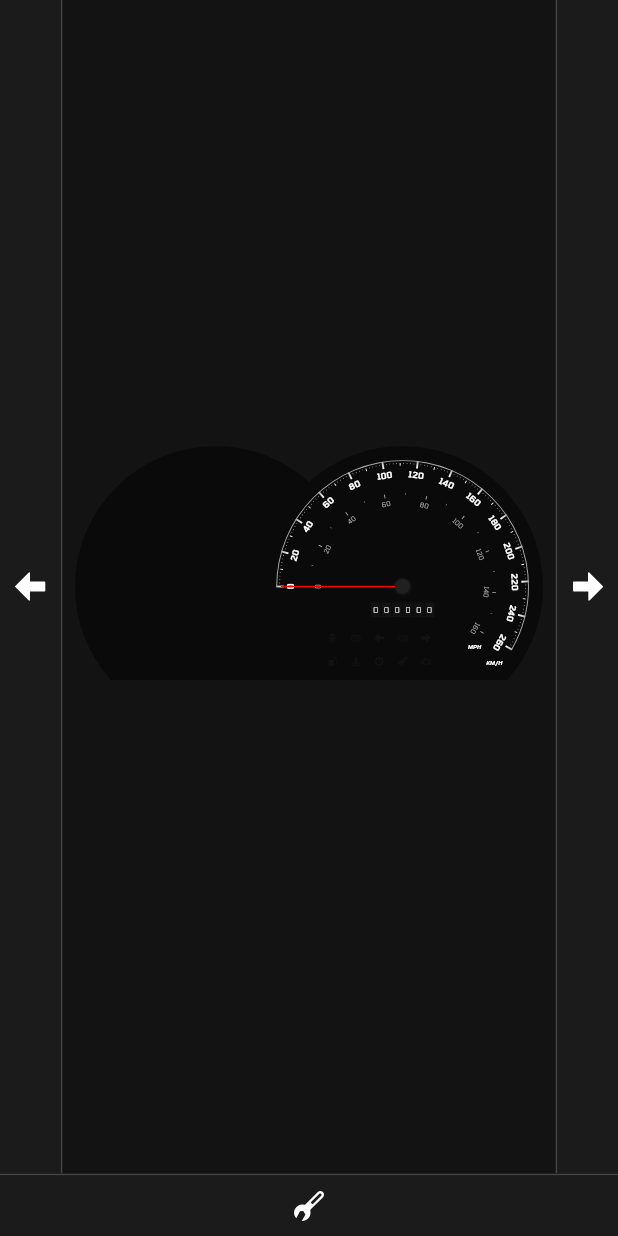
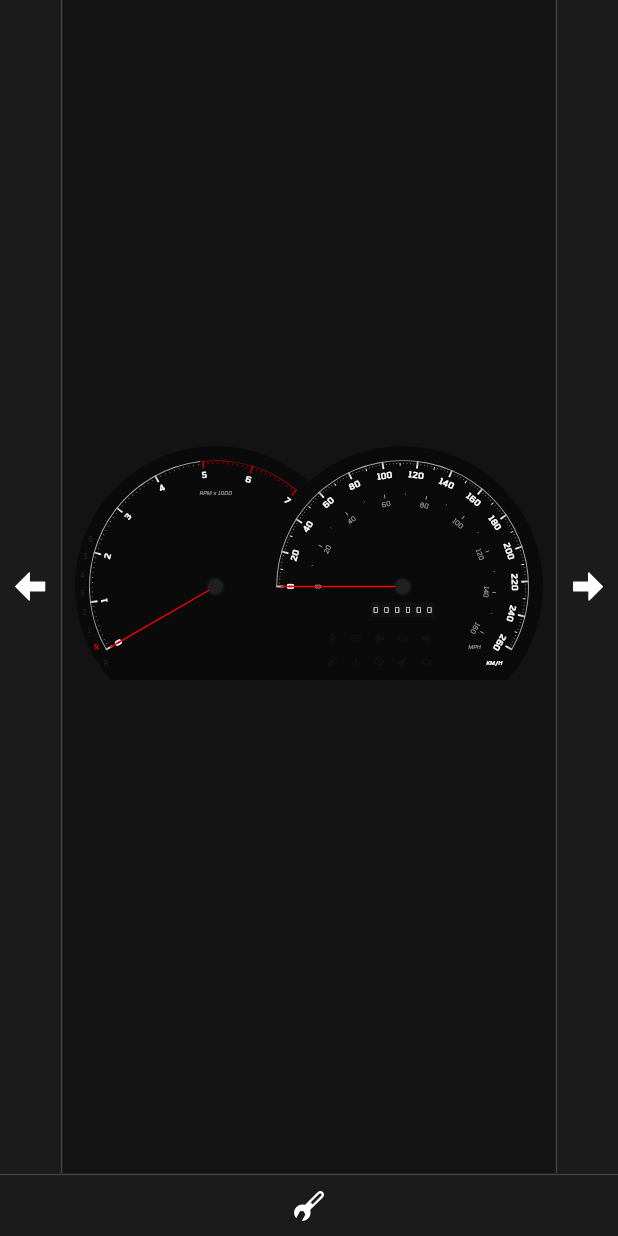
Before and after one commit to darius-calugar/Gauge-Cluster, a Flutter app: the screen it shows after launch, on a phone screen of 412 x 824 dp. Run offline on Flutter 3.47's test engine with Material 3 defaults, Android fonts, the phone set to English and light mode, and no system bars; our stand-ins replace equatable, flutter_bloc, flutter_svg.

Commit message:
refactor: Migrate brawn rev gauge to v2

```diff
--- a/gauge_cluster/lib/components/gauge_v2/models/gauge_part_shape.dart
+++ b/gauge_cluster/lib/components/gauge_v2/models/gauge_part_shape.dart
@@ -18,6 +18,18 @@ sealed class GaugePartShape extends Equatable {
 final class GaugePartPointShape extends GaugePartShape {
   GaugePartPointShape({required double radius, required Angle angle})
     : getPoint = ((circle) => CirclePoint(radius: radius, angle: angle));
+
+  GaugePartPointShape.inset({
+    double? innerInset,
+    double? outerInset,
+    required Angle angle,
+  }) : getPoint =
+           ((circle) => CirclePoint.inset(
+             circle: circle,
+             innerInset: innerInset,
+             outerInset: outerInset,
+             angle: angle,
+           ));
 
   GaugePartPointShape.raw(CirclePoint point) : getPoint = ((_) => point);
 
--- a/gauge_cluster/lib/examples/1_brawn/gauge_cluster.dart
+++ b/gauge_cluster/lib/examples/1_brawn/gauge_cluster.dart
@@ -1,5 +1,6 @@
 import 'package:flutter/material.dart';
 import 'package:flutter_bloc/flutter_bloc.dart';
+import 'package:gauge_cluster/examples/1_brawn/rev_gauge.dart';
 import 'package:gauge_cluster/examples/1_brawn/speed_gauge.dart';
 import 'package:gauge_cluster/utils/app_colors.dart';
 import 'package:gauge_cluster/blocs/car/car_cubit.dart';
@@ -19,6 +20,7 @@ class BrawnGaugeCluster extends StatelessWidget {
       child: Stack(
         children: [
           Positioned.fill(left: null, child: BrawnSpeedGauge()),
+          Positioned.fill(right: null, child: BrawnRevGauge()),
           Positioned(
             bottom: 290,
             right: 450,
--- /dev/null
+++ b/gauge_cluster/lib/examples/1_brawn/rev_gauge.dart
@@ -0,0 +1,163 @@
+import 'package:flutter/material.dart';
+import 'package:flutter_bloc/flutter_bloc.dart';
+import 'package:gauge_cluster/utils/app_colors.dart';
+import 'package:gauge_cluster/blocs/car/car_cubit.dart';
+import 'package:gauge_cluster/components/gauge_v2/gauge.dart';
+import 'package:gauge_cluster/utils/math/circle/circle.dart';
+import 'package:gauge_cluster/utils/math/circle/circle_slice.dart';
+import 'package:gauge_cluster/utils/math/units/angle.dart';
+
+class BrawnRevGauge extends StatelessWidget {
+  const BrawnRevGauge({super.key});
+
+  static Circle circle = Circle(radius: 300);
+
+  @override
+  Widget build(BuildContext context) {
+    final carState = context.watch<CarCubit>().state;
+
+    final slice = CircleSlice(startAngle: -210.deg, endAngle: -50.deg);
+    final redlineSlice = CircleSlice(
+      startAngle: slice.atRatio(carState.redlineRatio),
+      endAngle: -50.deg,
+    );
+
+    final steps = (carState.maxRevs.toRpm ~/ 100) + 1;
+    final stepAngleSweep = slice.sweepAngle / (steps - 1);
+
+    final redlineStep = carState.redline.toRpm ~/ 100;
+    final redlineStepSnapped = (redlineStep / 10).round() * 10;
+
+    return Gauge(
+      circle: circle,
+      parts: [
+        // RPM legend
+        GaugePart(
+          shape: GaugePartPointShape.inset(outerInset: 100, angle: Angle.top),
+          child: Text(
+            'RPM x 1000',
+            style: TextStyle(
+              fontSize: 12,
+              color: AppColors.white2,
+              fontWeight: FontWeight.w400,
+              fontStyle: FontStyle.italic,
+            ),
+          ),
+        ),
+
+        // Border
+        GaugePart(
+          shape: GaugePartSectorShape.inset(
+            outerInset: 30,
+            thickness: 2,
+            startAngle: slice.startAngle,
+            endAngle: redlineSlice.startAngle - stepAngleSweep / 2,
+          ),
+          fill: GaugePartSolidFill(color: AppColors.white2),
+        ),
+        GaugePart(
+          shape: GaugePartSectorShape.inset(
+            outerInset: 30,
+            thickness: 2,
+            startAngle: redlineSlice.startAngle,
+            endAngle: redlineSlice.endAngle,
+          ),
+          fill: GaugePartSolidFill(color: AppColors.red2),
+        ),
+
+        for (var step = 0; step < steps; step++)
+          if (step % 10 == 0) ...[
+            // Steps
+            GaugePart(
+              shape: GaugePartRectShape.inset(
+                outerInset: 30,
+                thickness: 16,
+                width: 4,
+                angle: slice.startAngle + stepAngleSweep * step,
+              ),
+              fill:
+                  step < redlineStepSnapped
+                      ? GaugePartLinearGradientFill(
+                        colors: [AppColors.white1, AppColors.white2],
+                      )
+                      : GaugePartSolidFill(color: AppColors.red2),
+            ),
+            // Step labels
+            GaugePart(
+              shape: GaugePartPointShape.inset(
+                outerInset: 60,
+                angle: slice.startAngle + stepAngleSweep * step,
+              ),
+              isRotated: true,
+              child: Text(
+                '${step ~/ 10}',
+                style: TextStyle(fontWeight: FontWeight.w600, fontSize: 18),
+              ),
+            ),
+          ] else if (step < redlineStepSnapped)
+            // Quarter-steps
+            GaugePart(
+              shape: GaugePartRectShape.inset(
+                outerInset: 36,
+                thickness: 2,
+                width: 1,
+                angle: slice.startAngle + stepAngleSweep * step,
+              ),
+              fill: GaugePartSolidFill(color: AppColors.white1),
+            )
+          else
+            // Redline Quarter-steps
+            GaugePart(
+              shape: GaugePartRectShape.inset(
+                outerInset: 34,
+                thickness: 4,
+                width: 2,
+                angle: slice.startAngle + stepAngleSweep * step,
+              ),
+              fill: GaugePartSolidFill(color: AppColors.red2),
+            ),
+
+        // Gears
+        for (var gear = carState.minGears; gear <= carState.maxGears; gear++)
+          GaugePart(
+            shape: GaugePartPointShape.inset(
+              outerInset: 15,
+              angle: 145.deg + 8.deg * (gear + 1),
+            ),
+            child: Text(
+              switch (gear) {
+                < 0 => 'R',
+                0 => 'N',
+                _ => '$gear',
+              },
+              style: TextStyle(
+                color:
+                    gear == carState.gear ? AppColors.red1 : AppColors.black3,
+                fontWeight: FontWeight.w600,
+              ),
+            ),
+          ),
+
+        // Knob base
+        GaugePart(
+          shape: GaugePartSectorShape(outerRadius: 20),
+          fill: GaugePartSolidFill(color: AppColors.black2),
+        ),
+        // Pin
+        GaugePart(
+          shape: GaugePartRectShape.inset(
+            width: 3,
+            outerInset: 40,
+            angle: slice.atRatio(carState.revsRatio),
+          ),
+          fill: GaugePartSolidFill(color: AppColors.red1),
+        ),
+        // Knob
+        GaugePart(
+          shape: GaugePartSectorShape(outerRadius: 16),
+          fill: GaugePartSolidFill(color: AppColors.black3),
+        ),
+      ],
+    );
+  }
+}
--- a/gauge_cluster/lib/examples/1_brawn/speed_gauge.dart
+++ b/gauge_cluster/lib/examples/1_brawn/speed_gauge.dart
@@ -5,6 +5,7 @@ import 'package:gauge_cluster/components/gauge_v2/gauge.dart';
 import 'package:gauge_cluster/components/mileage/mileage.dart';
 import 'package:gauge_cluster/utils/app_colors.dart';
 import 'package:gauge_cluster/utils/math/circle/circle.dart';
+import 'package:gauge_cluster/utils/math/circle/circle_slice.dart';
 import 'package:gauge_cluster/utils/math/units/angle.dart';
 
 class BrawnSpeedGauge extends StatelessWidget {
@@ -16,26 +17,23 @@ class BrawnSpeedGauge extends StatelessWidget {
   Widget build(BuildContext context) {
     final carState = context.watch<CarCubit>().state;
 
-    final startAngle = -180.0.deg;
-    final endAngle = 30.0.deg;
-    final sweepAngle = endAngle - startAngle;
+    final slice = CircleSlice(startAngle: -180.deg, endAngle: 30.deg);
 
     final outerSteps = carState.maxSpeed.toKmh ~/ 2 + 1;
-    final outerStepAngleSweep = sweepAngle / (outerSteps - 1);
+    final outerStepAngleSweep = slice.sweepAngle / (outerSteps - 1);
 
     final innerSteps = carState.maxSpeed.toMph ~/ 10 + 1;
-    final innerStepAngleSweep = sweepAngle / (innerSteps - 1);
+    final innerStepAngleSweep = slice.sweepAngle / (innerSteps - 1);
 
     return Gauge(
       circle: circle,
       parts: [
         // KMH
         GaugePart(
-          shape: GaugePartPointShape(
-            radius: circle.radius - 45,
-            angle: endAngle + 10.deg,
+          shape: GaugePartPointShape.inset(
+            outerInset: 45,
+            angle: slice.endAngle + 10.deg,
           ),
-          isRotated: false,
           child: Text(
             'KM/H',
             style: TextStyle(
@@ -51,8 +49,8 @@ class BrawnSpeedGauge extends StatelessWidget {
           shape: GaugePartSectorShape.inset(
             outerInset: 30,
             thickness: 2,
-            startAngle: startAngle,
-            sweepAngle: sweepAngle,
+            startAngle: slice.startAngle,
+            sweepAngle: slice.sweepAngle,
           ),
           fill: GaugePartSolidFill(color: AppColors.white2),
         ),
@@ -64,7 +62,7 @@ class BrawnSpeedGauge extends StatelessWidget {
                 outerInset: 30,
                 thickness: 16,
                 width: 4,
-                angle: startAngle + outerStepAngleSweep * step,
+                angle: slice.startAngle + outerStepAngleSweep * step,
               ),
               fill: GaugePartLinearGradientFill(
                 colors: [AppColors.white1, AppColors.white2],
@@ -72,9 +70,9 @@ class BrawnSpeedGauge extends StatelessWidget {
             ),
             // Step labels
             GaugePart(
-              shape: GaugePartPointShape(
-                radius: circle.radius - 60,
-                angle: startAngle + outerStepAngleSweep * step,
+              shape: GaugePartPointShape.inset(
+                outerInset: 60,
+                angle: slice.startAngle + outerStepAngleSweep * step,
               ),
               isRotated: true,
               child: Text(
@@ -93,7 +91,7 @@ class BrawnSpeedGauge extends StatelessWidget {
                 outerInset: 36,
                 thickness: 6,
                 width: 2,
-                angle: startAngle + outerStepAngleSweep * step,
+                angle: slice.startAngle + outerStepAngleSweep * step,
               ),
               fill: GaugePartSolidFill(color: AppColors.white1),
             )
@@ -104,24 +102,24 @@ class BrawnSpeedGauge extends StatelessWidget {
                 outerInset: 36,
                 thickness: 2,
                 width: 1,
-                angle: startAngle + outerStepAngleSweep * step,
+                angle: slice.startAngle + outerStepAngleSweep * step,
               ),
               fill: GaugePartSolidFill(color: AppColors.white1),
             ),
 
         // MPH
         GaugePart(
-          shape: GaugePartPointShape(
-            radius: circle.radius - 100,
-            angle: endAngle + 10.deg,
+          shape: GaugePartPointShape.inset(
+            outerInset: 100,
+            angle: slice.endAngle + 10.deg,
           ),
           isRotated: false,
           child: Text(
             'MPH',
             style: TextStyle(
               fontSize: 12,
-              fontWeight: FontWeight.w600,
-              color: AppColors.white1,
+              fontWeight: FontWeight.w400,
+              color: AppColors.white2,
               fontStyle: FontStyle.italic,
             ),
           ),
@@ -134,15 +132,15 @@ class BrawnSpeedGauge extends StatelessWidget {
                 outerInset: 100,
                 thickness: 8,
                 width: 2,
-                angle: startAngle + innerStepAngleSweep * step,
+                angle: slice.startAngle + innerStepAngleSweep * step,
               ),
               fill: GaugePartSolidFill(color: AppColors.white2),
             ),
             // Step labels
             GaugePart(
-              shape: GaugePartPointShape(
-                radius: circle.radius - 120,
-                angle: startAngle + innerStepAngleSweep * step,
+              shape: GaugePartPointShape.inset(
+                outerInset: 120,
+                angle: slice.startAngle + innerStepAngleSweep * step,
               ),
               isRotated: true,
               child: Text(
@@ -161,7 +159,7 @@ class BrawnSpeedGauge extends StatelessWidget {
                 outerInset: 100,
                 thickness: 4,
                 width: 1,
-                angle: startAngle + innerStepAngleSweep * step,
+                angle: slice.startAngle + innerStepAngleSweep * step,
               ),
               fill: GaugePartSolidFill(color: AppColors.white2),
             ),
@@ -182,7 +180,7 @@ class BrawnSpeedGauge extends StatelessWidget {
           shape: GaugePartRectShape.inset(
             width: 3,
             outerInset: 40,
-            angle: Angle.lerp(startAngle, endAngle, carState.speedRatio),
+            angle: slice.atRatio(carState.speedRatio),
           ),
           fill: GaugePartSolidFill(color: AppColors.red1),
         ),
--- a/gauge_cluster/lib/examples/e1/rev_gauge.dart
+++ b/gauge_cluster/lib/examples/e1/rev_gauge.dart
@@ -15,7 +15,7 @@ class E1RevGauge extends StatelessWidget {
     final carState = context.watch<CarCubit>().state;
 
     final visibleStartAngle = -210.0.deg;
-    final visibleEndAngle = -55.0.deg;
+    final visibleEndAngle = -50.0.deg;
     final visibleSweepAngle = visibleEndAngle - visibleStartAngle;
 
     final steps = (carState.maxRevs.toRpm ~/ 100) + 1;
--- a/gauge_cluster/lib/utils/math/circle/circle_point.dart
+++ b/gauge_cluster/lib/utils/math/circle/circle_point.dart
@@ -1,9 +1,19 @@
 import 'package:equatable/equatable.dart';
 import 'package:flutter/widgets.dart';
+import 'package:gauge_cluster/utils/math/circle/circle.dart';
 import 'package:gauge_cluster/utils/math/units/angle.dart';
 
 class CirclePoint extends Equatable {
   const CirclePoint({required this.radius, required this.angle});
+
+  CirclePoint.inset({
+    required Circle circle,
+    double? innerInset,
+    double? outerInset,
+    required this.angle,
+  }) : assert(innerInset != null || outerInset != null),
+       assert(innerInset == null || outerInset == null),
+       radius = innerInset ?? (circle.radius - outerInset!);
 
   CirclePoint.fromOffset(Offset offset)
     : radius = offset.distance,
--- a/gauge_cluster/lib/utils/math/circle/circle_slice.dart
+++ b/gauge_cluster/lib/utils/math/circle/circle_slice.dart
@@ -28,6 +28,8 @@ class CircleSlice extends Equatable {
 
   Angle get midAngle => startAngle + sweepAngle / 2;
 
+  Angle atRatio(double ratio) => startAngle + sweepAngle * ratio;
+
   @override
   List<Object?> get props => [startAngle, endAngle, sweepAngle];
 }
```
